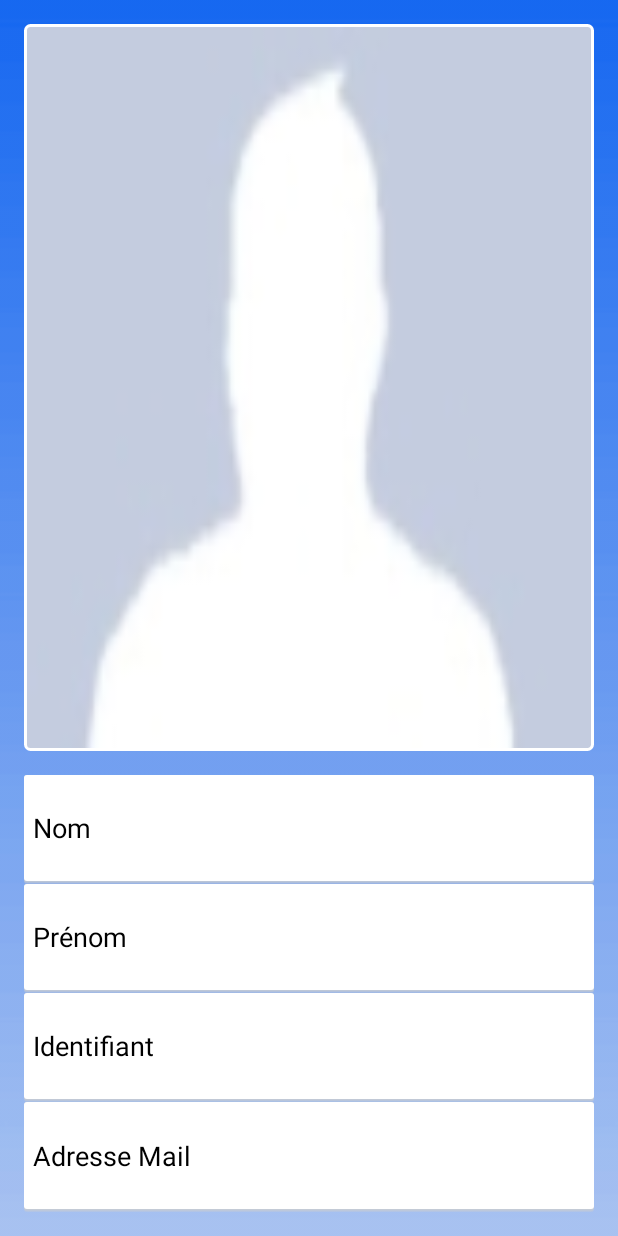
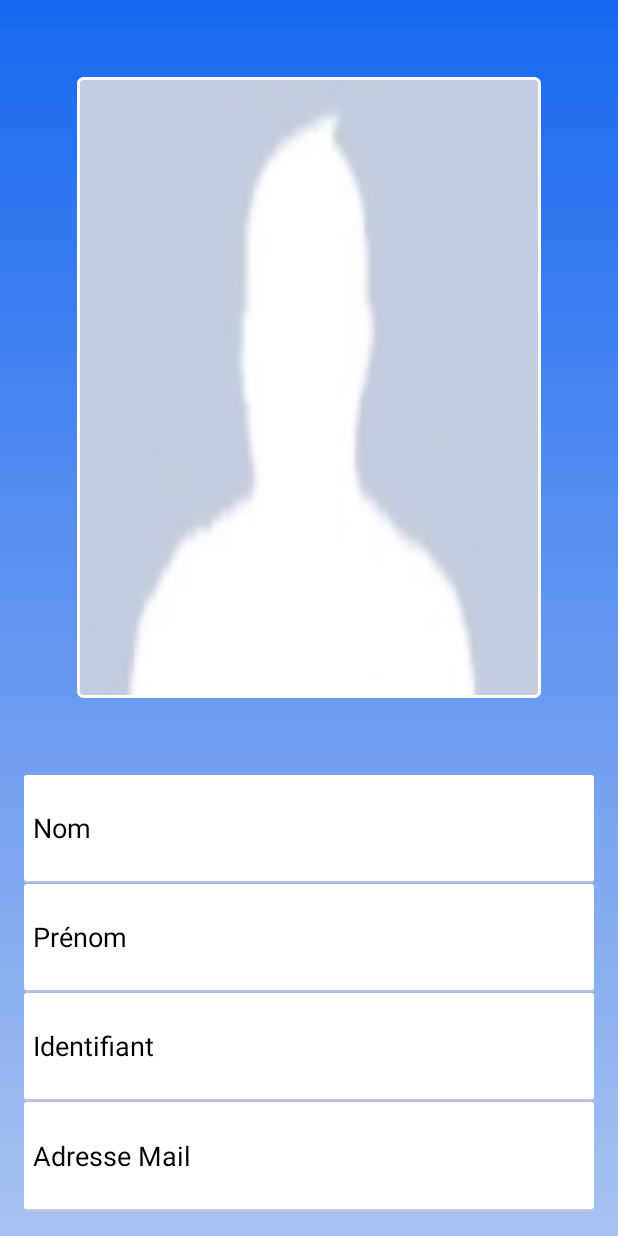
Before and after one commit to Hyedryn/minipoll, an Android app: the ProfileActivity screen opened directly, with no data from a screen before it, on a phone screen of 412 x 824 dp. Run offline under Robolectric (Android 15) with nearby library versions, the phone set to English and light mode, and no system bars; 5 statements that could not run were skipped.

Commit message:
suite profile

```diff
--- a/app/src/main/res/layout/activity_profile.xml
+++ b/app/src/main/res/layout/activity_profile.xml
@@ -13,26 +13,25 @@
     android:orientation="vertical" >
 
     <RelativeLayout
+        android:layout_width="match_parent"
+        android:layout_height="0dp"
         android:layout_weight="1.25"
-        android:layout_width="match_parent"
-        android:layout_height="0dp">
+        android:padding="35dp">
 
         <ImageView
             android:id="@+id/pr_imgView"
             android:layout_width="match_parent"
             android:layout_height="match_parent"
-            android:src="@drawable/default_profile_picture"
+            android:contentDescription="Main Image"
+            android:padding="1dp"
             android:scaleType="fitXY"
-            android:contentDescription="Main Image"
-            android:padding="1dp"/>
+            android:src="@drawable/default_profile_picture" />
 
         <ImageView
             android:layout_width="match_parent"
             android:layout_height="match_parent"
             android:background="@drawable/image_border"
-            android:contentDescription="Image Border"
-            android:padding="0dp" />
-
+            android:contentDescription="Image Border" />
 
 
     </RelativeLayout>
```
